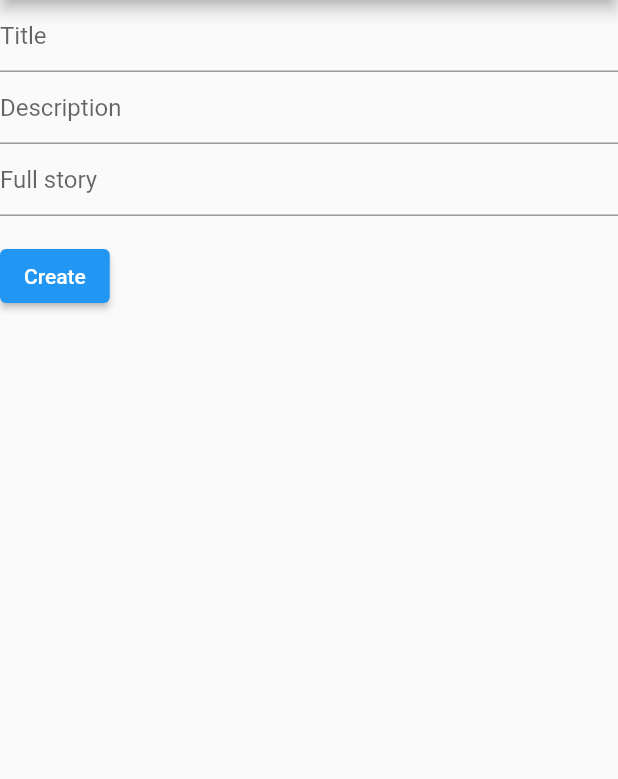
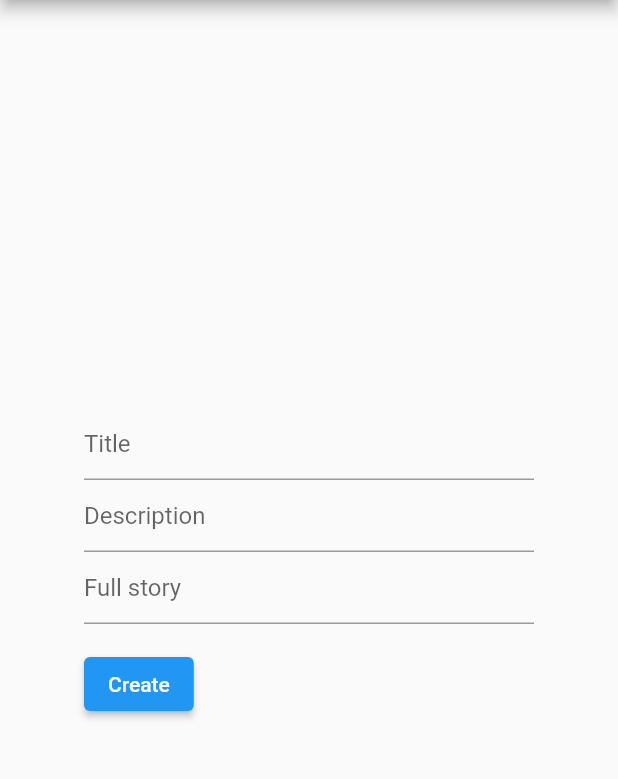
Before and after one commit to alwayswanna/reactive-authors, a Flutter app: the AddPostPage screen opened by its route, on a phone screen of 412 x 824 dp, the part 84-863 px from its top. Run offline on Flutter 3.47's test engine with Material 2 defaults, Android fonts, the phone set to English and light mode, and no system bars; network calls fail.

Commit message:
+ small fixes;

```diff
--- a/authors_client/lib/views/add_post_page.dart
+++ b/authors_client/lib/views/add_post_page.dart
@@ -9,8 +9,9 @@ class AddPostPage extends StatelessWidget {
         appBar: AppBar(
           title: Text('Reactive Authors'),
         ),
-      body: CustomForm(),
-    );
+        body: Center(
+          child: CustomForm(),
+        ));
   }
 }
 
@@ -45,9 +46,12 @@ class CustomFormState extends State<CustomForm> {
     TextEditingController story = TextEditingController();
     return Form(
         child: Column(
+      mainAxisAlignment: MainAxisAlignment.center,
       crossAxisAlignment: CrossAxisAlignment.start,
       children: <Widget>[
-        TextFormField(
+        Container(
+          width: 300,
+          child: TextFormField(
             controller: title,
             decoration: InputDecoration(
               hintText: 'Title',
@@ -59,7 +63,10 @@ class CustomFormState extends State<CustomForm> {
               return null;
             },
           ),
-        TextFormField(
+        ),
+        Container(
+          width: 300,
+          child: TextFormField(
             controller: desc,
             decoration: InputDecoration(
               hintText: 'Description',
@@ -71,7 +78,10 @@ class CustomFormState extends State<CustomForm> {
               return null;
             },
           ),
-        TextFormField(
+        ),
+        Container(
+          width: 300,
+          child: TextFormField(
             controller: story,
             decoration: InputDecoration(
               hintText: 'Full story',
@@ -83,12 +93,13 @@ class CustomFormState extends State<CustomForm> {
               return null;
             },
           ),
-        Padding(
+        ),
+        Container(
           padding: const EdgeInsets.symmetric(vertical: 16.0),
           child: ElevatedButton(
-            onPressed: (){
+            onPressed: () {
               Connection().createNewPost(title.text, desc.text, story.text, 0);
-              print('Complete');
+              Navigator.pushNamed(context, "/");
             },
             child: Text('Create'),
           ),
```
Also changed, not shown: authors_client/lib/configuration/connection.dart (+11 -15 lines). Lines whose indentation alone changed are shown as unchanged.
